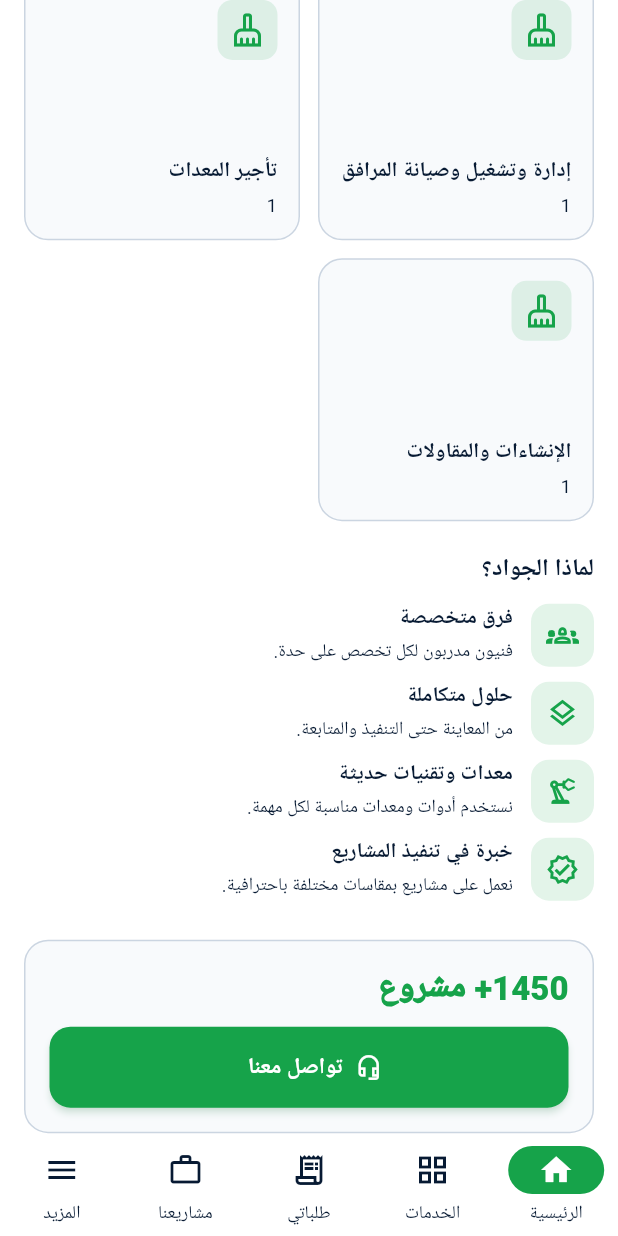
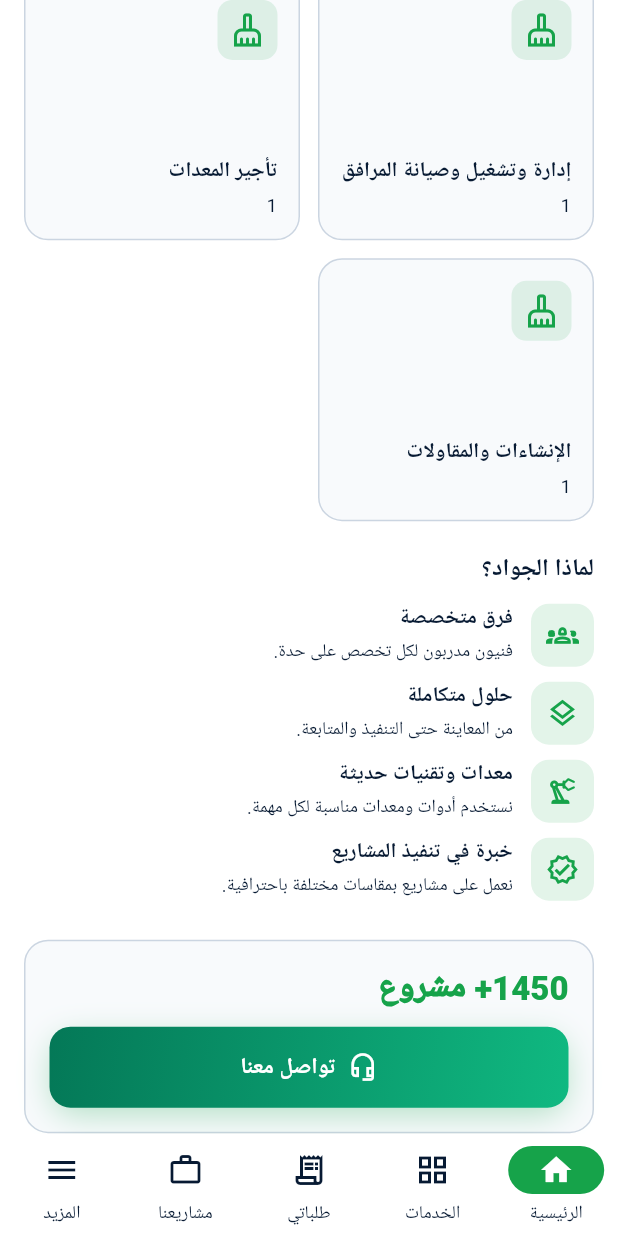
Before and after one commit to alhjry0o/aljawad_app, a Flutter app: the screen it shows after launch, scrolled down 1152 dp, on a phone screen of 412 x 824 dp. Run offline on Flutter 3.47's test engine with Material 3 defaults, Android fonts, the phone set to English and light mode, and no system bars; our stand-ins replace flutter_riverpod, go_router, image_picker, shared_preferences; generated files the repository leaves out were written again.

Commit message:
Update home_page.dart

```diff
--- a/lib/features/home/home_page.dart
+++ b/lib/features/home/home_page.dart
@@ -7,6 +7,7 @@ import '../../core/constants/app_constants.dart';
 import '../../core/localization/generated/app_localizations.dart';
 import '../../core/providers/catalog_providers.dart';
 import '../../core/routing/app_router.dart';
+import '../../core/widgets/app_button.dart';
 import '../../core/widgets/app_logo.dart';
 import '../../core/widgets/demo_banner.dart';
 import '../../core/widgets/section_header.dart';
@@ -297,13 +298,10 @@ class _ContactStrip extends StatelessWidget {
                   color: AppColors.green,
                 )),
             const SizedBox(height: 12),
-            SizedBox(
-              width: double.infinity,
-              child: FilledButton.icon(
-                onPressed: () => context.push(AppRoutes.contact),
-                icon: const Icon(Icons.headset_mic_outlined),
-                label: Text(l.contactUs),
-              ),
+            AppButton(
+             label: l.contactUs,
+             icon: Icons.headset_mic_outlined,
+             onPressed: () => context.push(AppRoutes.contact),
             ),
           ],
         ),
```
